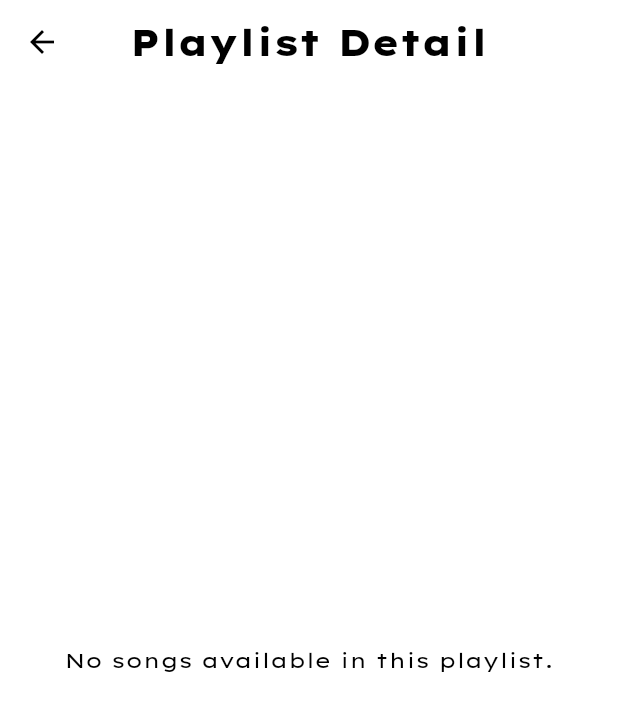
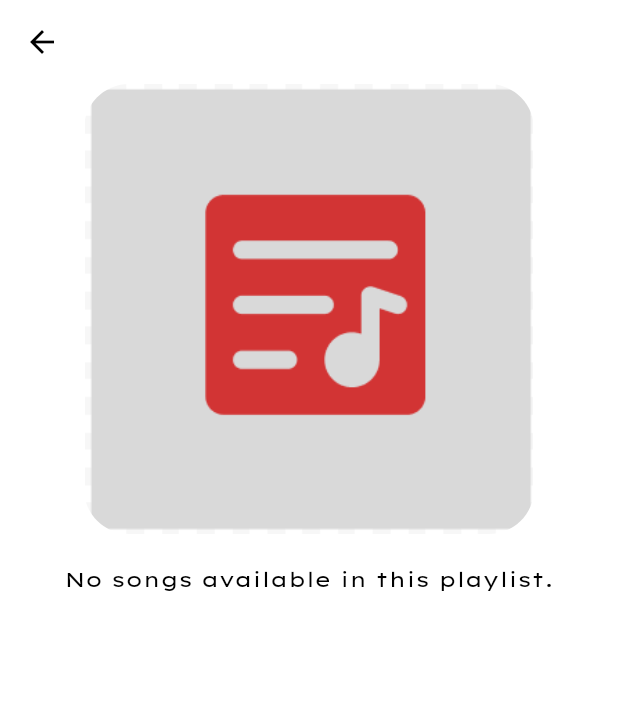
Before and after one commit to Sound-Fit/SoundFit, a Flutter app: the PlaylistDetailPage screen opened directly with empty values, on a phone screen of 412 x 824 dp. Shown: the top 711 px of the screen. Run offline on Flutter 3.47's test engine with Material 3 defaults, Android fonts, the phone set to English and light mode, and no system bars; our stand-ins replace audio_video_progress_bar, audioplayers, camera, cloud_firestore, firebase_auth, firebase_core and 5 more; missing offline and left inert: firebase_app_check, spotify, youtube_explode_dart; accounts and stored records are empty.

Commit message:
update playlist components for improved image handling and layout

```diff
--- /dev/null
+++ b/lib/common/widgets/image/playlist_image.dart
@@ -0,0 +1,18 @@
+import 'package:flutter/material.dart';
+
+class PlaylistImage extends StatelessWidget {
+  final String title;
+  const PlaylistImage({required this.title, Key? key}) : super(key: key);
+
+  @override
+  Widget build(BuildContext context) {
+    switch (title) {
+      case 'Recommendations':
+        return Image.asset('assets/images/recommendations.png');
+      case 'Liked Songs':
+        return Image.asset('assets/images/liked.png');
+      default:
+        return Image.asset('assets/images/playlist.png');
+    }
+  }
+}
--- a/lib/common/widgets/text/based_text.dart
+++ b/lib/common/widgets/text/based_text.dart
@@ -22,7 +22,8 @@ class BasedText extends StatelessWidget {
       text,
       textAlign: textAlign,
       softWrap: true,
-      overflow: TextOverflow.visible,
+      overflow: TextOverflow.ellipsis,
+      maxLines: 2,
       style: TextStyle(
         fontSize: fontSize,
         fontWeight: fontWeight,
--- a/lib/presentation/pages/playlist/playlist_detail.dart
+++ b/lib/presentation/pages/playlist/playlist_detail.dart
@@ -1,13 +1,17 @@
 import 'package:flutter/material.dart';
+import 'package:gap/gap.dart';
+import 'package:soundfit/common/widgets/image/playlist_image.dart';
 import 'package:soundfit/common/widgets/text/title_text.dart';
 import 'package:soundfit/core/services/playlist_service.dart';
 import 'package:soundfit/presentation/widgets/song/songLists.dart';
 
 class PlaylistDetailPage extends StatefulWidget {
   final String playlistId;
+  final String title;
 
   // Constructor to receive playlistId
-  const PlaylistDetailPage({super.key, required this.playlistId});
+  const PlaylistDetailPage(
+      {super.key, required this.playlistId, required this.title});
 
   @override
   State<PlaylistDetailPage> createState() => _PlaylistDetailPageState();
@@ -25,29 +29,50 @@ class _PlaylistDetailPageState extends State<PlaylistDetailPage> {
   Widget build(BuildContext context) {
     return Scaffold(
       appBar: AppBar(
-        title: TitleText(text: 'Playlist Detail', textAlign: TextAlign.center),
+        title: TitleText(text: widget.title, textAlign: TextAlign.center),
         backgroundColor: Colors.white,
         elevation: 0,
         centerTitle: true,
       ),
-      body: Padding(
-        padding: const EdgeInsets.all(20.0), // Padding around the content
-        child: FutureBuilder<List<String>>(
-          future: _getSongIdsForPlaylist(widget.playlistId), // Fetch songIds
+      body: Expanded(
+        child: SingleChildScrollView(
+          child: Padding(
+            padding: const EdgeInsets.symmetric(
+                horizontal: 20.0), // Padding around the content
+            child: Column(
+              children: [
+                SizedBox(
+                  width: 300,
+                  height: 300,
+                  child: ClipRRect(
+                    child: PlaylistImage(title: widget.title),
+                    borderRadius: BorderRadius.circular(30),
+                  ),
+                ),
+                Gap(20),
+                FutureBuilder<List<String>>(
+                  future: _getSongIdsForPlaylist(
+                      widget.playlistId), // Fetch songIds
                   builder: (context, snapshot) {
                     if (snapshot.connectionState == ConnectionState.waiting) {
                       return const Center(child: CircularProgressIndicator());
                     } else if (snapshot.hasError) {
                       return Center(
-                  child: Text('Error loading songs: ${snapshot.error}'));
+                          child:
+                              Text('Error loading songs: ${snapshot.error}'));
                     } else if (!snapshot.hasData || snapshot.data!.isEmpty) {
                       return const Center(
                           child: Text('No songs available in this playlist.'));
                     } else {
                       final songIds = snapshot.data!;
-              return SongLists(songIds: songIds); // Pass songIds to SongLists
+                      return SongLists(
+                          songIds: songIds); // Pass songIds to SongLists
                     }
                   },
+                ),
+              ],
+            ),
+          ),
         ),
       ),
     );
--- a/lib/presentation/pages/playlist/recommendation.dart
+++ b/lib/presentation/pages/playlist/recommendation.dart
@@ -119,14 +119,14 @@ class _RecommendationPageState extends State<RecommendationPage> {
                           RecognitionResult(
                               recognitionPath: recognitionPath,
                               ageRange: ageRange),
-                          Gap(30),
+                          Gap(20),
 
                           // Recommended Playlist
                           BasedText(
                             text: "Recommended Songs",
                             fontWeight: FontWeight.bold,
                           ),
-                          Gap(30),
+                          Gap(10),
 
                           // Fetch songs for the recommended playlist
                           FutureBuilder<List<String>>(
```
Also changed, not shown: lib/common/widgets/card/playlist_card.dart (+12 -8 lines), lib/presentation/pages/library/playlist.dart (+7 -2 lines), assets/images/liked.png (added), assets/images/playlist.png, assets/images/recommendations.png (added), 1 other file. Lines whose indentation alone changed are shown as unchanged.
